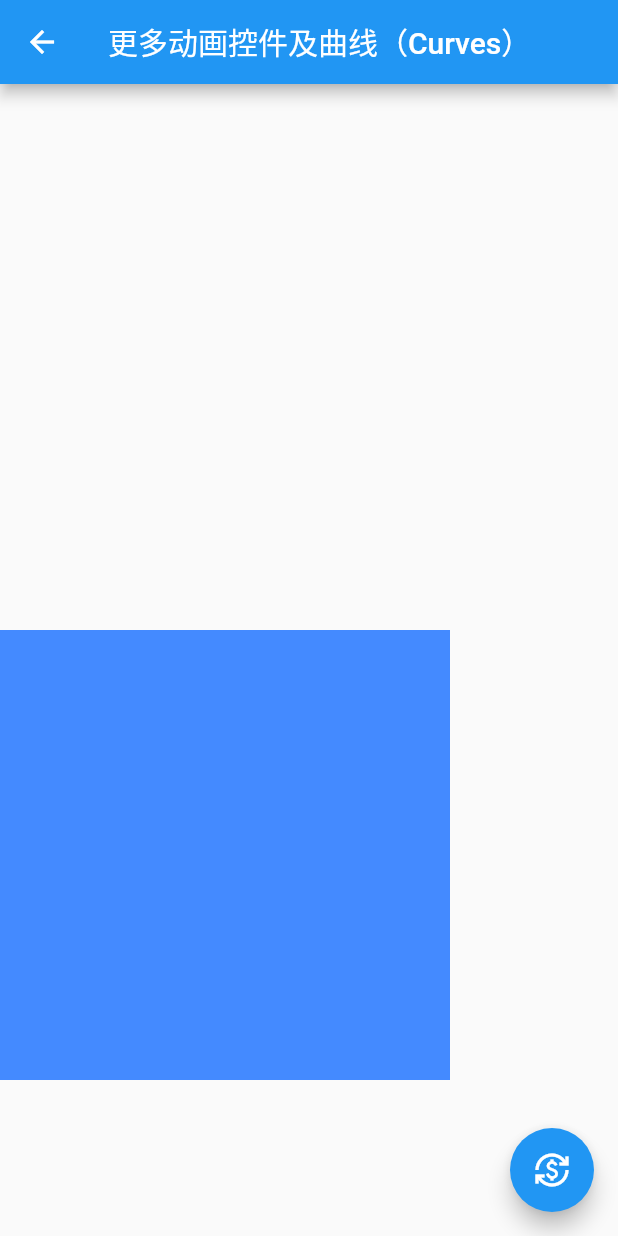
After one commit to enxibaba/flutter_widget_training, a Flutter app: the Animation03 screen opened by its route, on a phone screen of 412 x 824 dp. The commit adds this screen. Run offline on Flutter 3.47's test engine with Material 2 defaults, Android fonts, the phone set to English and light mode, and no system bars; our stand-ins replace fluro.

Commit message:
add 隐式动画demo

```diff
--- /dev/null
+++ b/lib/Animation/Animation03.dart
@@ -0,0 +1,50 @@
+import 'package:flutter/material.dart';
+
+class Animation03 extends StatefulWidget {
+  const Animation03({Key? key, required this.title}) : super(key: key);
+
+  final String title;
+
+  @override
+  State<Animation03> createState() => _Animation03State();
+}
+
+class _Animation03State extends State<Animation03> {
+  bool toTop = false;
+
+  @override
+  Widget build(BuildContext context) {
+    var animatedOpacity = AnimatedOpacity(
+      duration: const Duration(seconds: 1),
+      curve: Curves.easeInOut,
+      opacity: 1,
+      child: Container(
+        width: 300,
+        height: 300,
+        color: Colors.blueAccent,
+      ),
+    );
+
+    var animatedPadding = AnimatedPadding(
+        curve: Curves.easeInOutCubic,
+        padding: toTop
+            ? const EdgeInsets.only(top: 0)
+            : EdgeInsets.only(top: MediaQuery.of(context).size.height - 460),
+        duration: const Duration(seconds: 1),
+        child: Container(
+          width: 300,
+          height: 300,
+          color: Colors.blueAccent,
+        ));
+
+    return Scaffold(
+      appBar: AppBar(title: Text(widget.title)),
+      body: animatedPadding,
+      floatingActionButton: FloatingActionButton(
+          onPressed: () => {
+                setState(() => {toTop = !toTop}),
+              },
+          child: const Icon(Icons.currency_exchange)),
+    );
+  }
+}
--- a/lib/Animation/AnimationList.dart
+++ b/lib/Animation/AnimationList.dart
@@ -1,4 +1,6 @@
 import 'package:flutter/material.dart';
+import 'package:widget_learn/Animation/animation_router.dart';
+import 'package:widget_learn/routers/fluro_navigator.dart';
 
 class AnimationListWidget extends StatefulWidget {
   AnimationListWidget({Key? key}) : super(key: key);
@@ -8,7 +10,18 @@ class AnimationListWidget extends StatefulWidget {
 }
 
 class _AnimationListWidgetState extends State<AnimationListWidget> {
-  List<String> menuItems = ["两行代码就能动起来", "在不同控件之间切换的过渡动画", "显示动画", "自定义显示动画"];
+  List<String> menuItems = [
+    "两行代码就能动起来",
+    "在不同控件之间切换的过渡动画",
+    "更多动画控件及曲线（Curves）",
+    "内置的还不够？万能的补间动画"
+  ];
+  List<String> routerNames = [
+    AnimationRouter.animation01,
+    AnimationRouter.animation02,
+    AnimationRouter.animation03,
+    AnimationRouter.animation04
+  ];
 
   @override
   Widget build(BuildContext context) {
@@ -19,8 +32,7 @@ class _AnimationListWidgetState extends State<AnimationListWidget> {
             final text = menuItems[index];
             return ListTile(
                 title: Text(text),
-                onTap: () =>
-                    {Navigator.pushNamed(context, '/animation0${index + 1}')});
+                onTap: () => NavigatorUtils.push(context, routerNames[index]));
           },
           separatorBuilder: (context, index) {
             return const Divider(height: 1);
--- /dev/null
+++ b/lib/Animation/animation_router.dart
@@ -0,0 +1,44 @@
+import 'package:widget_learn/Animation/Animation01.dart';
+import 'package:widget_learn/Animation/Animation02.dart';
+import 'package:widget_learn/Animation/Animation03.dart';
+import 'package:widget_learn/Animation/Animation04.dart';
+import 'package:widget_learn/Animation/AnimationList.dart';
+import 'package:widget_learn/routers/i_router.dart';
+import 'package:fluro/fluro.dart';
+
+class AnimationRouter implements IRouterProvider {
+  static String animationList = "/animation";
+
+  static String animation01 = "/animation/animation01";
+
+  static String animation02 = "/animation/animation02";
+
+  static String animation03 = "/animation/animation03";
+
+  static String animation04 = "/animation/animation04";
+
+  @override
+  void initRouter(FluroRouter router) {
+    router.define(animationList,
+        handler: Handler(handlerFunc: (_, __) => AnimationListWidget()));
+
+    router.define(animation01,
+        handler: Handler(
+            handlerFunc: (_, __) => const Animation01(title: "两行代码就能动起来")));
+
+    router.define(animation02,
+        handler: Handler(
+            handlerFunc: (_, __) =>
+                const Animation02(title: "在不同控件之间切换的过渡动画")));
+
+    router.define(animation03,
+        handler: Handler(
+            handlerFunc: (_, __) =>
+                const Animation03(title: "更多动画控件及曲线（Curves）")));
+
+    router.define(animation04,
+        handler: Handler(
+            handlerFunc: (_, __) =>
+                const Animation04(title: "内置的还不够？万能的补间动画")));
+  }
+}
--- /dev/null
+++ b/lib/routers/i_router.dart
@@ -0,0 +1,5 @@
+import 'package:fluro/fluro.dart';
+
+abstract class IRouterProvider {
+  void initRouter(FluroRouter router);
+}
--- /dev/null
+++ b/lib/routers/routers.dart
@@ -0,0 +1,38 @@
+import 'package:fluro/fluro.dart';
+import 'package:flutter/material.dart';
+import 'package:widget_learn/Animation/AnimationList.dart';
+import 'package:widget_learn/Animation/animation_router.dart';
+import 'package:widget_learn/routers/i_router.dart';
+
+import 'not_found_page.dart';
+
+class Routes {
+  // static String home = "/home";
+
+  static final List<IRouterProvider> _listRouter = [];
+
+  static final FluroRouter router = FluroRouter();
+
+  static void initRoutes() {
+    /// 指定路由跳转错误返回页
+    router.notFoundHandler = Handler(handlerFunc: (context, parameters) {
+      debugPrint('未找到目标页');
+      return const NotFoundPage();
+    });
+
+    // router.define(home,
+    //     handler: Handler(
+    //         handlerFunc: (context, parameters) => AnimationListWidget()));
+
+    _listRouter.clear();
+    _listRouter.add(AnimationRouter());
+
+    /// 各自路由各自模块管理
+
+    void initRouter(IRouterProvider routerProvider) {
+      routerProvider.initRouter(router);
+    }
+
+    _listRouter.forEach(initRouter);
+  }
+}
```
Also changed, not shown: lib/Animation/Animation01.dart (+23 -1 lines), lib/Animation/Animation04.dart (added, +56 -0 lines), lib/main.dart (+18 -12 lines), lib/routers/fluro_navigator.dart (added, +74 -0 lines), lib/routers/not_found_page.dart (added, +11 -0 lines), pubspec.yaml (+5 -3 lines), pubspec.lock.
